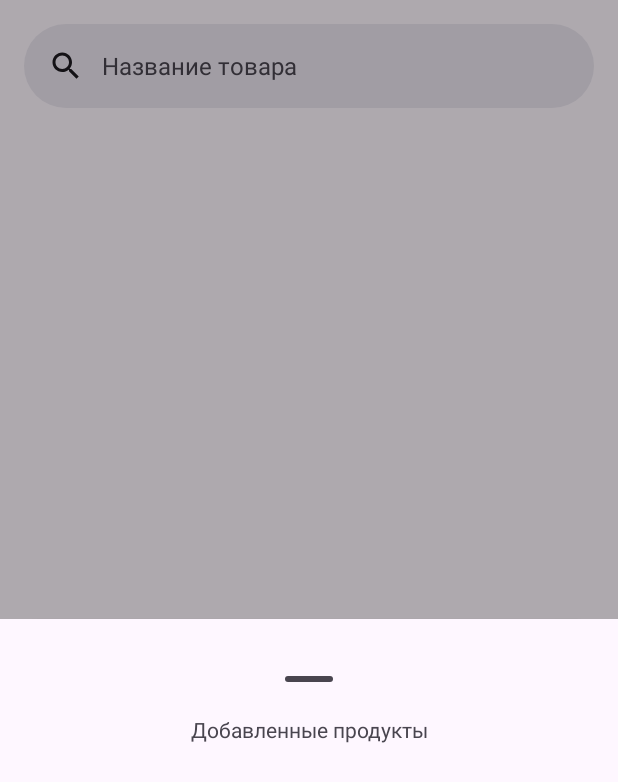
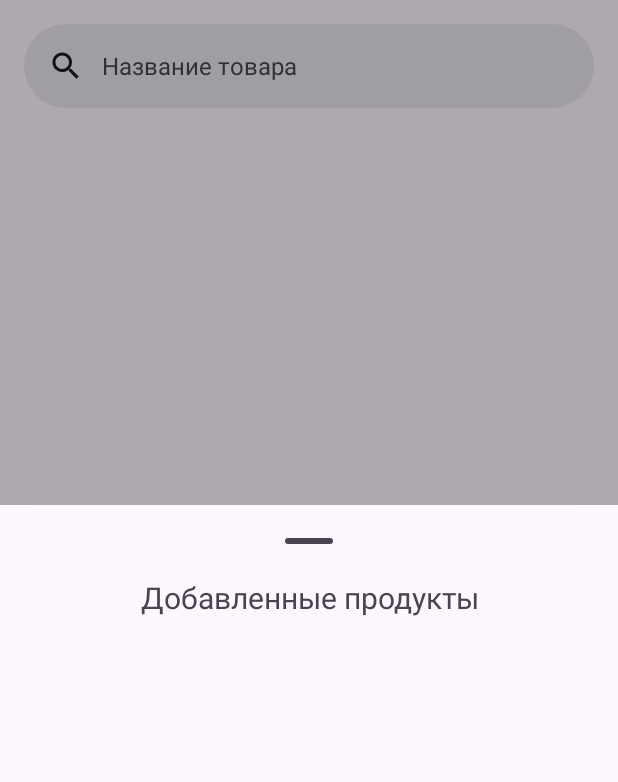
Before and after one commit to gleb7499/My-dishes, an Android app: the fragment ViewAddedFragment placed in its activity, on a phone screen of 412 x 824 dp. Shown: the top 782 px of the screen. Run offline under Robolectric (Android 15) with nearby library versions, the phone set to English and light mode, and no system bars; pictures from the network do not load.

Commit message:
Исправление отображения выбранных блюд
Удалён интерфейс слушателя из SelectedProductsManager, обновлён ViewAddedFragment: теперь список в адаптере обновляется напрямую в onResume(). Для RecyclerView добавлен LinearLayoutManager и фиксированная высота. Небольшие правки в верстке для улучшения визуального согласования.

```diff
--- a/src/main/java/com/mydishes/mydishes/Adapters/ProductSelectedAdapter.java
+++ b/src/main/java/com/mydishes/mydishes/Adapters/ProductSelectedAdapter.java
@@ -1,6 +1,5 @@
 package com.mydishes.mydishes.Adapters;
 
-import android.app.Activity;
 import android.content.Context;
 import android.view.LayoutInflater;
 import android.view.View;
--- a/src/main/java/com/mydishes/mydishes/Models/SelectedProductsManager.java
+++ b/src/main/java/com/mydishes/mydishes/Models/SelectedProductsManager.java
@@ -7,21 +7,12 @@ public class SelectedProductsManager {
 
     private static final List<Product> products = new ArrayList<>();
 
-    // Интерфейс слушателя
-    public interface OnDishProductsChangeListener {
-        void onProductsChanged(List<Product> newList);
-    }
-
-    private static final List<OnDishProductsChangeListener> listeners = new ArrayList<>();
-
     public static void add(Product product) {
         products.add(product);
-        notifyListeners();
     }
 
     public static void clear() {
         products.clear();
-        notifyListeners();
     }
 
     public static List<Product> getAll() {
@@ -31,18 +22,4 @@ public class SelectedProductsManager {
     public static int size() {
         return products.size();
     }
-
-    public static void registerListener(OnDishProductsChangeListener listener) {
-        if (!listeners.contains(listener)) listeners.add(listener);
-    }
-
-    public static void unregisterListener(OnDishProductsChangeListener listener) {
-        listeners.remove(listener);
-    }
-
-    private static void notifyListeners() {
-        for (OnDishProductsChangeListener listener : listeners) {
-            listener.onProductsChanged(getAll());
-        }
-    }
 }
--- a/src/main/java/com/mydishes/mydishes/ViewAddedFragment.java
+++ b/src/main/java/com/mydishes/mydishes/ViewAddedFragment.java
@@ -7,6 +7,7 @@ import android.view.ViewGroup;
 
 import androidx.annotation.NonNull;
 import androidx.annotation.Nullable;
+import androidx.recyclerview.widget.LinearLayoutManager;
 
 import com.google.android.material.bottomsheet.BottomSheetDialogFragment;
 import com.mydishes.mydishes.Adapters.ProductSelectedAdapter;
@@ -27,7 +28,7 @@ public class ViewAddedFragment extends BottomSheetDialogFragment {
     @Override
     public void onResume() {
         super.onResume();
-
+        adapter.submitList(SelectedProductsManager.getAll());
     }
 
     @Nullable
@@ -35,10 +36,13 @@ public class ViewAddedFragment extends BottomSheetDialogFragment {
     public View onCreateView(@NonNull LayoutInflater inflater, @Nullable ViewGroup container,
                              @Nullable Bundle savedInstanceState) {
         binding = FragmentViewAddedBinding.inflate(inflater, container, false);
-        adapter = new ProductSelectedAdapter(requireContext(), SelectedProductsManager.getAll());
+        binding.selectedProductsRecycler.setLayoutManager(
+                new LinearLayoutManager(requireContext())
+        );
+
+        adapter = new ProductSelectedAdapter(requireContext(), new ArrayList<>());
 
         binding.selectedProductsRecycler.setAdapter(adapter);
-        SelectedProductsManager.registerListener(adapter::submitList);
 
         return binding.getRoot();
     }
@@ -46,7 +50,6 @@ public class ViewAddedFragment extends BottomSheetDialogFragment {
     @Override
     public void onDestroyView() {
         super.onDestroyView();
-        SelectedProductsManager.unregisterListener(adapter::submitList);
         binding = null;
     }
 }
--- a/src/main/res/layout/fragment_view_added.xml
+++ b/src/main/res/layout/fragment_view_added.xml
@@ -2,9 +2,8 @@
 <LinearLayout xmlns:android="http://schemas.android.com/apk/res/android"
     android:layout_width="match_parent"
     android:layout_height="wrap_content"
-    android:orientation="vertical"
-    android:padding="16dp"
-    android:background="?attr/colorSurface">
+    android:background="?attr/colorSurface"
+    android:orientation="vertical">
 
     <!-- Drag Handle -->
     <com.google.android.material.bottomsheet.BottomSheetDragHandleView
@@ -18,15 +17,16 @@
         android:id="@+id/selected_products_title"
         android:layout_width="match_parent"
         android:layout_height="wrap_content"
+        android:gravity="center"
+        android:paddingBottom="12dp"
         android:text="@string/addedProducts"
-        android:gravity="center"
-        android:paddingBottom="12dp" />
+        android:textSize="20sp" />
 
     <!-- RecyclerView -->
     <androidx.recyclerview.widget.RecyclerView
         android:id="@+id/selected_products_recycler"
         android:layout_width="match_parent"
-        android:layout_height="300dp"
+        android:layout_height="400dp"
         android:clipToPadding="false"
         android:overScrollMode="ifContentScrolls" />
 </LinearLayout>
```
